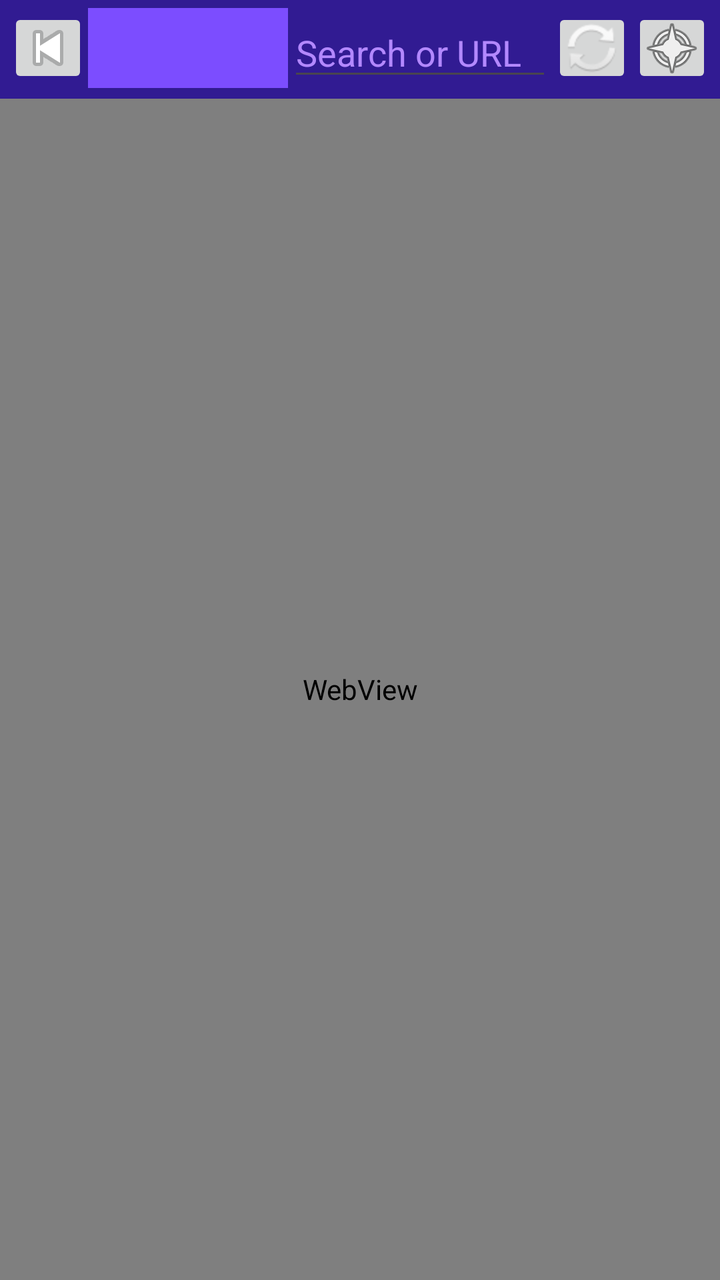
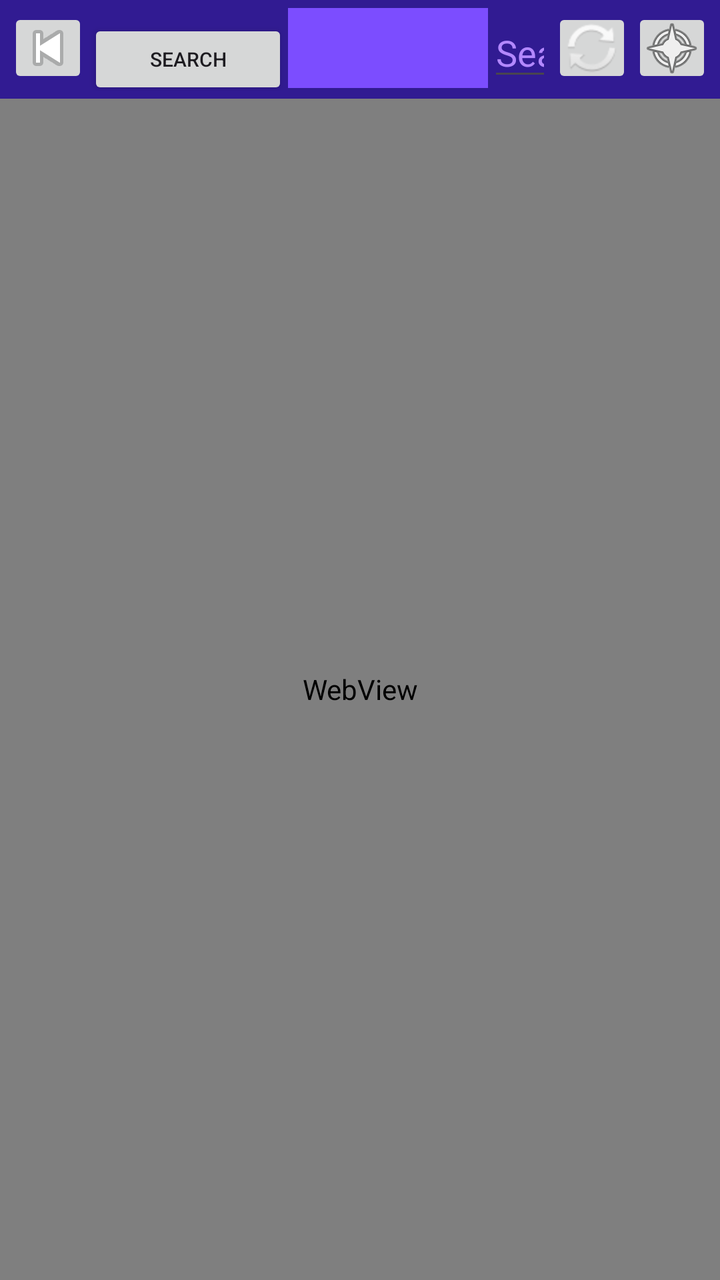

An Android layout rendered at two revisions. The XML below is the earlier revision; the diff shows what the commit changed to produce the second picture.
<!-- AndroidManifest.xml: application theme Theme.App -->
<!-- res/layout/fragment_browser.xml -->
<?xml version="1.0" encoding="utf-8"?>
<LinearLayout xmlns:android="http://schemas.android.com/apk/res/android"
    android:layout_width="match_parent"
    android:layout_height="match_parent"
    android:orientation="vertical">

    <LinearLayout
        android:layout_width="match_parent"
        android:layout_height="wrap_content"
        android:orientation="horizontal"
        android:padding="4dp"
        android:background="#311B92">

        <ImageButton android:id="@+id/btnBack"
            android:layout_width="40dp" android:layout_height="40dp"
            android:src="@android:drawable/ic_media_previous" />

        <Spinner android:id="@+id/spinnerSearch"
            android:layout_width="100dp"
            android:layout_height="40dp"
            android:background="#7C4DFF" />

        <EditText android:id="@+id/urlInput"
            android:layout_width="0dp" android:layout_height="wrap_content"
            android:layout_weight="1"
            android:hint="Search or URL"
            android:imeOptions="actionGo"
            android:inputType="textUri"
            android:maxLines="1"
            android:textColor="#FFFFFF"
            android:textColorHint="#B388FF" />

        <ImageButton android:id="@+id/btnRefresh"
            android:layout_width="40dp" android:layout_height="40dp"
            android:src="@android:drawable/ic_popup_sync" />

        <ImageButton android:id="@+id/btnHome"
            android:layout_width="40dp" android:layout_height="40dp"
            android:src="@android:drawable/ic_menu_compass" />
    </LinearLayout>

    <WebView android:id="@+id/webView"
        android:layout_width="match_parent"
        android:layout_height="match_parent" />
</LinearLayout>
<!-- resources referenced by this layout -->
<resources>
  <style name="Theme.App" parent="Theme.Material3.DayNight.NoActionBar">
          <item name="colorPrimary">#7C4DFF</item>
          <item name="colorPrimaryContainer">#B388FF</item>
          <item name="colorOnPrimary">#FFFFFF</item>
          <item name="colorSecondary">#B388FF</item>
          <item name="colorSecondaryContainer">#EDE7F6</item>
          <item name="colorOnSecondary">#311B92</item>
          <item name="colorSurface">#121212</item>
          <item name="colorOnSurface">#FFFFFF</item>
          <item name="colorSurfaceVariant">#1E1E2E</item>
      </style>
</resources>

<!-- the commit's change to res/layout/fragment_browser.xml (unified diff, before → after) -->
@@ -14,6 +14,13 @@
         <ImageButton android:id="@+id/btnBack"
             android:layout_width="40dp" android:layout_height="40dp"
             android:src="@android:drawable/ic_media_previous" />
+
+        <Button android:id="@+id/btnMode"
+            android:layout_width="100dp"
+            android:layout_height="40dp"
+            android:text="Search"
+            android:textSize="10sp"
+            android:padding="4dp" />
 
         <Spinner android:id="@+id/spinnerSearch"
             android:layout_width="100dp"
